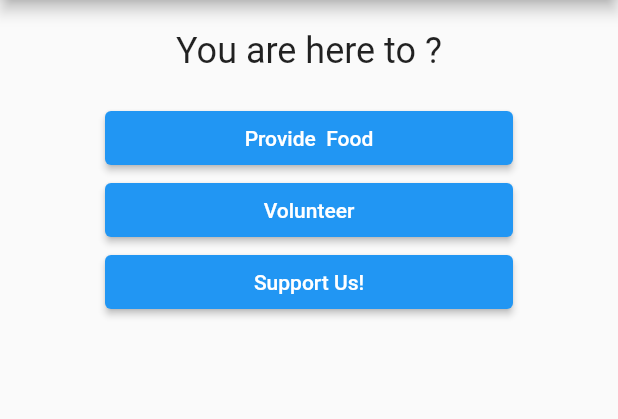
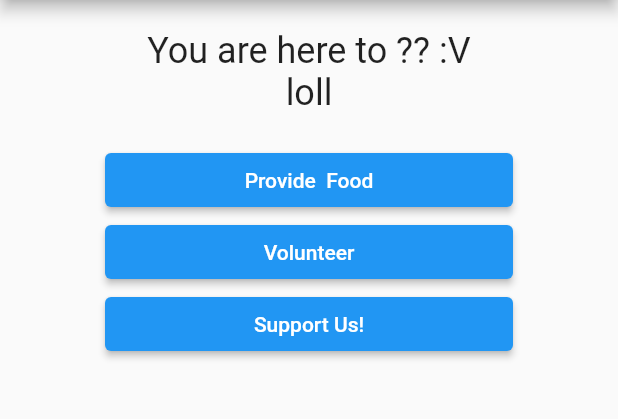
Before and after one commit to JowenPang/hunger, a Flutter app: the screen it shows after launch, on a phone screen of 412 x 824 dp, the part 84-503 px from its top. Run offline on Flutter 3.47's test engine with Material 2 defaults, Android fonts, the phone set to English and light mode, and no system bars; our stand-ins replace cloud_firestore; missing offline and left inert: google_pay; accounts and stored records are empty.

Commit message:
this is pushhh

```diff
--- a/lib/main.dart
+++ b/lib/main.dart
@@ -35,7 +35,7 @@ class MyAppState extends State<MyApp>{
   @override
   Widget build(BuildContext context) {
     var questions=[
-      "You are here to ?",
+      "You are here to ?? :V loll",
       "Having excess food to donate?"];
 
     return MaterialApp(
```
Also changed, not shown: pubspec.lock, 1 other file.
